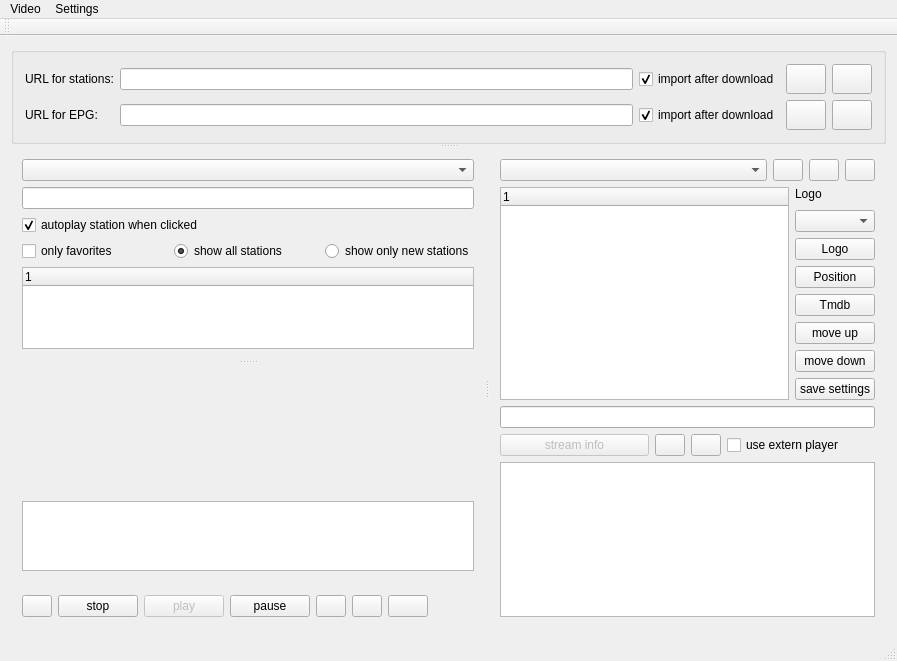
Above: mainwindow.ui from sgersing73/m3uMan before the change. Below: the same form after it.
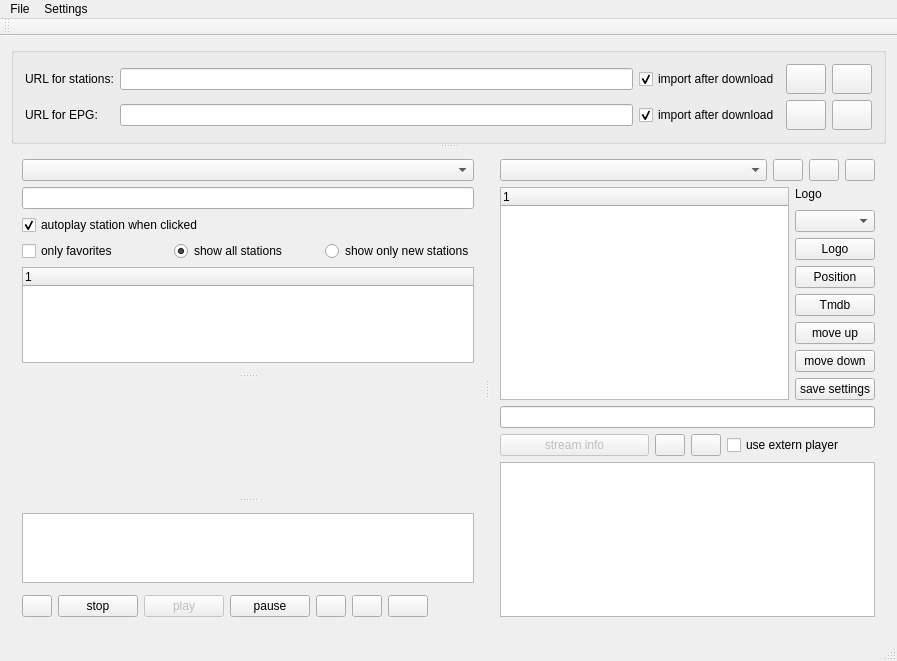
That is the form after the change. Icons and pictures are not drawn. Custom widgets are drawn as their Qt base class.

Diff of the .ui file:
```diff
--- a/mainwindow.ui
+++ b/mainwindow.ui
@@ -20,7 +20,7 @@
   <widget class="QWidget" name="centralWidget">
    <layout class="QGridLayout" name="gridLayout_3">
     <item row="0" column="0">
-     <widget class="QSplitter" name="splitter_3">
+     <widget class="QSplitter" name="splitter_4">
       <property name="orientation">
        <enum>Qt::Vertical</enum>
       </property>
@@ -166,11 +166,11 @@
         </item>
        </layout>
       </widget>
-      <widget class="QSplitter" name="splitter_2">
+      <widget class="QSplitter" name="splitter_3">
        <property name="orientation">
         <enum>Qt::Horizontal</enum>
        </property>
-       <widget class="QSplitter" name="splitter">
+       <widget class="QSplitter" name="splitter_2">
         <property name="orientation">
          <enum>Qt::Vertical</enum>
         </property>
@@ -251,19 +251,10 @@
           </item>
          </layout>
         </widget>
-        <widget class="QWidget" name="layoutWidget">
-         <layout class="QGridLayout" name="gridPlay">
-          <item row="2" column="0">
-           <widget class="VlcWidgetSeek" name="widSeek" native="true">
-            <property name="maximumSize">
-             <size>
-              <width>16777215</width>
-              <height>35</height>
-             </size>
-            </property>
-           </widget>
-          </item>
-          <item row="0" column="0">
+        <widget class="QSplitter" name="splitter">
+         <property name="orientation">
+          <enum>Qt::Vertical</enum>
+         </property>
            <widget class="VlcWidgetVideo" name="widVideo" native="true">
             <property name="minimumSize">
              <size>
@@ -275,8 +266,32 @@
              <bool>true</bool>
             </property>
            </widget>
-          </item>
-          <item row="3" column="0">
+         <widget class="QWidget" name="layoutWidget">
+          <layout class="QGridLayout" name="gridLayout">
+           <item row="0" column="0">
+            <widget class="QListWidget" name="lvStations">
+             <property name="maximumSize">
+              <size>
+               <width>16777215</width>
+               <height>70</height>
+              </size>
+             </property>
+             <property name="styleSheet">
+              <string notr="true">backgroud=rgb(255, 85, 0)</string>
+             </property>
+            </widget>
+           </item>
+           <item row="1" column="0">
+            <widget class="VlcWidgetSeek" name="widSeek" native="true">
+             <property name="maximumSize">
+              <size>
+               <width>16777215</width>
+               <height>35</height>
+              </size>
+             </property>
+            </widget>
+           </item>
+           <item row="2" column="0">
            <layout class="QHBoxLayout" name="horizontalLayout_5">
             <item>
              <widget class="QPushButton" name="cmdMoveBackward">
@@ -397,20 +412,8 @@
             </item>
            </layout>
           </item>
-          <item row="1" column="0">
-           <widget class="QListWidget" name="lvStations">
-            <property name="maximumSize">
-             <size>
-              <width>16777215</width>
-              <height>70</height>
-             </size>
-            </property>
-            <property name="styleSheet">
-             <string notr="true">backgroud=rgb(255, 85, 0)</string>
-            </property>
-           </widget>
-          </item>
-         </layout>
+          </layout>
+         </widget>
         </widget>
        </widget>
        <widget class="QWidget" name="layoutWidget">
@@ -712,17 +715,9 @@
      <x>0</x>
      <y>0</y>
      <width>897</width>
-     <height>26</height>
+     <height>21</height>
     </rect>
    </property>
-   <widget class="QMenu" name="menuVideo">
-    <property name="title">
-     <string>Video</string>
-    </property>
-    <addaction name="actionPause"/>
-    <addaction name="actionStop"/>
-    <addaction name="actionEqualizer"/>
-   </widget>
    <widget class="QMenu" name="menuSettings">
     <property name="title">
      <string>Settings</string>
@@ -732,7 +727,13 @@
     <addaction name="actionselect_application_font"/>
     <addaction name="actionhide_show_input_fields"/>
    </widget>
-   <addaction name="menuVideo"/>
+   <widget class="QMenu" name="menuFile">
+    <property name="title">
+     <string>File</string>
+    </property>
+    <addaction name="actionExit"/>
+   </widget>
+   <addaction name="menuFile"/>
    <addaction name="menuSettings"/>
   </widget>
   <widget class="QToolBar" name="mainToolBar">
```
Left out of the diff: 26 changed lines with no effect on the pictures. Lines whose indentation alone changed are shown as unchanged.
